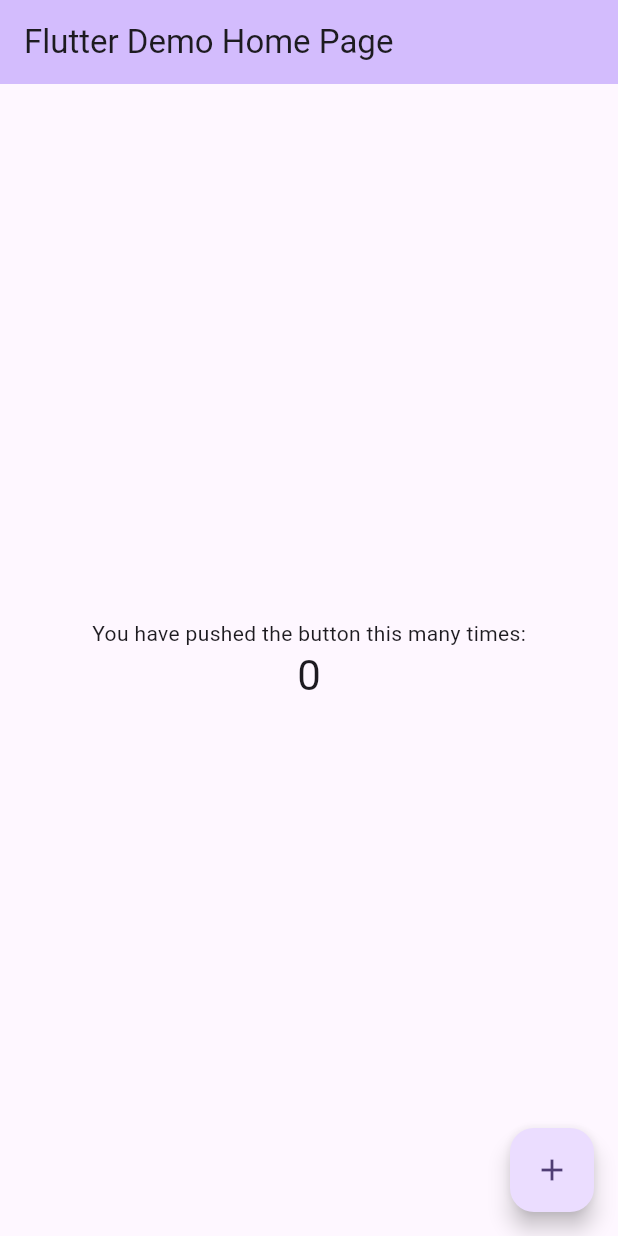
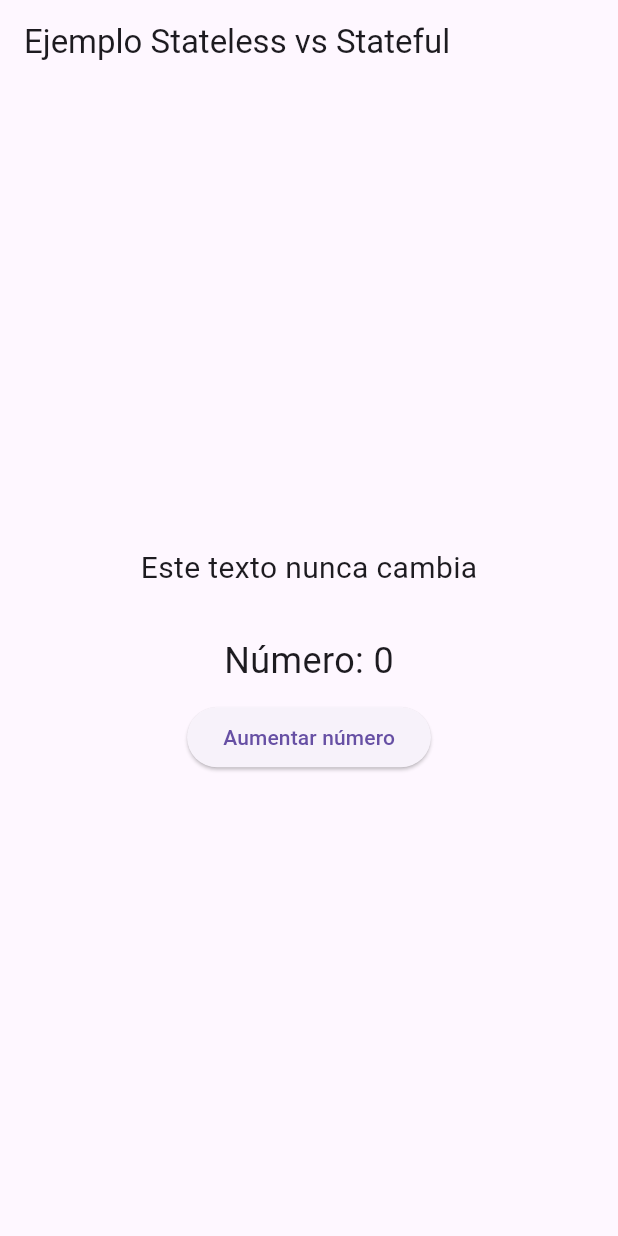
Before and after one commit to alejandrafrancog/afranco-flutter-002, a Flutter app: the screen it shows after launch, on a phone screen of 412 x 824 dp. Run offline on Flutter 3.47's test engine with Material 3 defaults, Android fonts, the light colour scheme and no system bars.

Commit message:
Modificar el main para agregar una pantalla estática

```diff
--- a/lib/main.dart
+++ b/lib/main.dart
@@ -1,122 +1,80 @@
 import 'package:flutter/material.dart';
 
 void main() {
-  runApp(const MyApp());
+  runApp(MyApp());
 }
 
 class MyApp extends StatelessWidget {
-  const MyApp({super.key});
-
-  // This widget is the root of your application.
   @override
   Widget build(BuildContext context) {
     return MaterialApp(
-      title: 'Flutter Demo',
-      theme: ThemeData(
-        // This is the theme of your application.
-        //
-        // TRY THIS: Try running your application with "flutter run". You'll see
-        // the application has a purple toolbar. Then, without quitting the app,
-        // try changing the seedColor in the colorScheme below to Colors.green
-        // and then invoke "hot reload" (save your changes or press the "hot
-        // reload" button in a Flutter-supported IDE, or press "r" if you used
-        // the command line to start the app).
-        //
-        // Notice that the counter didn't reset back to zero; the application
-        // state is not lost during the reload. To reset the state, use hot
-        // restart instead.
-        //
-        // This works for code too, not just values: Most code changes can be
-        // tested with just a hot reload.
-        colorScheme: ColorScheme.fromSeed(seedColor: Colors.deepPurple),
-      ),
-      home: const MyHomePage(title: 'Flutter Demo Home Page'),
+      title: 'Stateless vs Stateful',
+      home: HomeScreen(),
     );
   }
 }
 
-class MyHomePage extends StatefulWidget {
-  const MyHomePage({super.key, required this.title});
-
-  // This widget is the home page of your application. It is stateful, meaning
-  // that it has a State object (defined below) that contains fields that affect
-  // how it looks.
-
-  // This class is the configuration for the state. It holds the values (in this
-  // case the title) provided by the parent (in this case the App widget) and
-  // used by the build method of the State. Fields in a Widget subclass are
-  // always marked "final".
-
-  final String title;
-
+class HomeScreen extends StatelessWidget {
   @override
-  State<MyHomePage> createState() => _MyHomePageState();
+  Widget build(BuildContext context) {
+    return Scaffold(
+      appBar: AppBar(title: Text('Ejemplo Stateless vs Stateful')),
+      body: Center(
+        child: Column(
+          mainAxisAlignment: MainAxisAlignment.center,
+          children: [
+            // Widget Stateless
+            TextoFijo(),
+            SizedBox(height: 30),
+            // Widget Stateful
+            ContadorNumerico(),
+          ],
+        ),
+      ),
+    );
+  }
 }
 
-class _MyHomePageState extends State<MyHomePage> {
-  int _counter = 0;
+// Ejemplo de StatelessWidget - Texto fijo que no cambia
+class TextoFijo extends StatelessWidget {
+  @override
+  Widget build(BuildContext context) {
+    return Text(
+      'Este texto nunca cambia',
+      style: TextStyle(fontSize: 20),
+    );
+  }
+}
 
-  void _incrementCounter() {
+// Ejemplo de StatefulWidget - Contador que puede cambiar
+class ContadorNumerico extends StatefulWidget {
+  @override
+  _ContadorNumericoState createState() => _ContadorNumericoState();
+}
+
+class _ContadorNumericoState extends State<ContadorNumerico> {
+  int _contador = 0;
+
+  void _incrementarContador() {
     setState(() {
-      // This call to setState tells the Flutter framework that something has
-      // changed in this State, which causes it to rerun the build method below
-      // so that the display can reflect the updated values. If we changed
-      // _counter without calling setState(), then the build method would not be
-      // called again, and so nothing would appear to happen.
-      _counter++;
+      _contador++;
     });
   }
 
   @override
   Widget build(BuildContext context) {
-    // This method is rerun every time setState is called, for instance as done
-    // by the _incrementCounter method above.
-    //
-    // The Flutter framework has been optimized to make rerunning build methods
-    // fast, so that you can just rebuild anything that needs updating rather
-    // than having to individually change instances of widgets.
-    return Scaffold(
-      appBar: AppBar(
-        // TRY THIS: Try changing the color here to a specific color (to
-        // Colors.amber, perhaps?) and trigger a hot reload to see the AppBar
-        // change color while the other colors stay the same.
-        backgroundColor: Theme.of(context).colorScheme.inversePrimary,
-        // Here we take the value from the MyHomePage object that was created by
-        // the App.build method, and use it to set our appbar title.
-        title: Text(widget.title),
-      ),
-      body: Center(
-        // Center is a layout widget. It takes a single child and positions it
-        // in the middle of the parent.
-        child: Column(
-          // Column is also a layout widget. It takes a list of children and
-          // arranges them vertically. By default, it sizes itself to fit its
-          // children horizontally, and tries to be as tall as its parent.
-          //
-          // Column has various properties to control how it sizes itself and
-          // how it positions its children. Here we use mainAxisAlignment to
-          // center the children vertically; the main axis here is the vertical
-          // axis because Columns are vertical (the cross axis would be
-          // horizontal).
-          //
-          // TRY THIS: Invoke "debug painting" (choose the "Toggle Debug Paint"
-          // action in the IDE, or press "p" in the console), to see the
-          // wireframe for each widget.
-          mainAxisAlignment: MainAxisAlignment.center,
-          children: <Widget>[
-            const Text('You have pushed the button this many times:'),
-            Text(
-              '$_counter',
-              style: Theme.of(context).textTheme.headlineMedium,
-            ),
-          ],
+    return Column(
+      children: [
+        Text(
+          'Número: $_contador',
+          style: TextStyle(fontSize: 24),
         ),
-      ),
-      floatingActionButton: FloatingActionButton(
-        onPressed: _incrementCounter,
-        tooltip: 'Increment',
-        child: const Icon(Icons.add),
-      ), // This trailing comma makes auto-formatting nicer for build methods.
+        SizedBox(height: 10),
+        ElevatedButton(
+          onPressed: _incrementarContador,
+          child: Text('Aumentar número'),
+        ),
+      ],
     );
   }
 }
```
